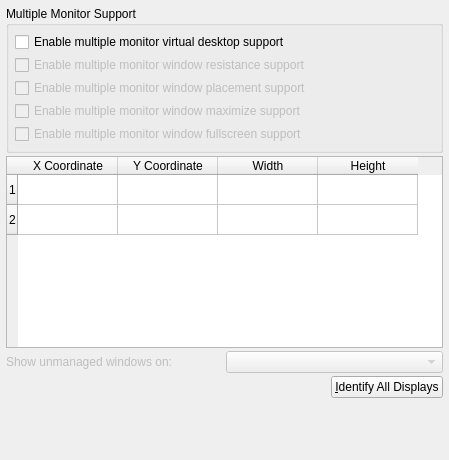
Old version of the form kcontrol/xinerama/xineramawidget.ui in the repository mgottschlag/kwin-tiling.
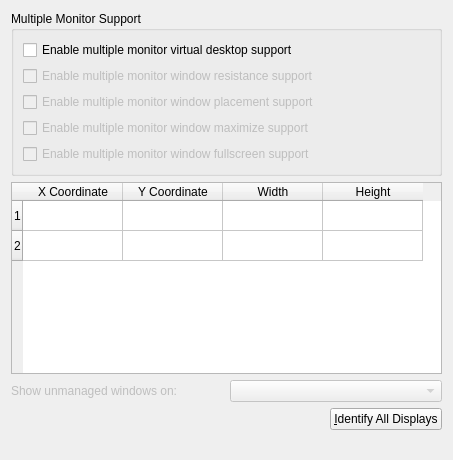
New version of the form.

```diff
--- a/kcontrol/xinerama/xineramawidget.ui
+++ b/kcontrol/xinerama/xineramawidget.ui
@@ -191,8 +191,6 @@
    </item>
   </layout>
  </widget>
- <layoutdefault spacing="3" margin="6"/>
- <layoutfunction spacing="KDialog::spacingHint" margin="KDialog::marginHint"/>
  <includes>
   <include location="local">kdialog.h</include>
  </includes>
```
